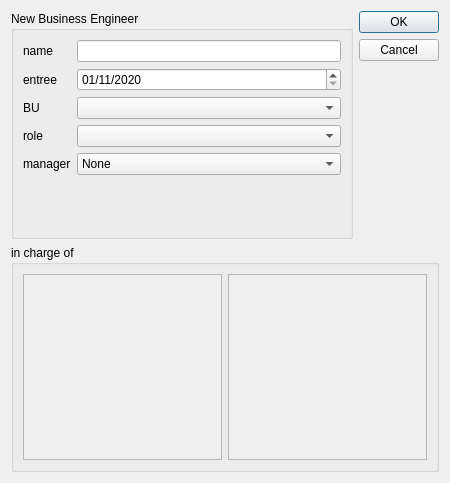
First picture: the form in sources/views/add_IA_Diag.ui, repository thrichert/softy, before the edit.
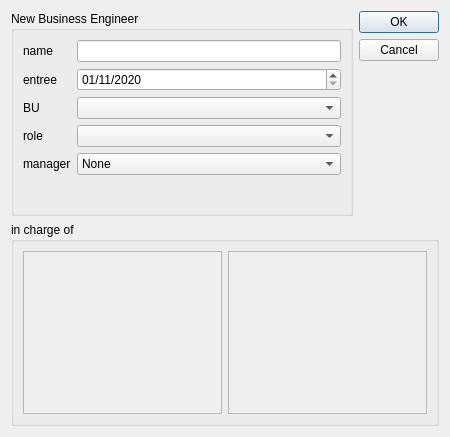
Second picture: the form after the edit.

Diff of the .ui file:
```diff
--- a/sources/views/add_IA_Diag.ui
+++ b/sources/views/add_IA_Diag.ui
@@ -7,7 +7,7 @@
     <x>0</x>
     <y>0</y>
     <width>450</width>
-    <height>483</height>
+    <height>437</height>
    </rect>
   </property>
   <property name="minimumSize">
@@ -138,7 +138,7 @@
              <x>0</x>
              <y>0</y>
              <width>196</width>
-             <height>183</height>
+             <height>160</height>
             </rect>
            </property>
           </widget>
@@ -155,7 +155,7 @@
              <x>0</x>
              <y>0</y>
              <width>195</width>
-             <height>183</height>
+             <height>160</height>
             </rect>
            </property>
           </widget>
```
Left out of the diff: 2 changed lines with no effect on the pictures.
